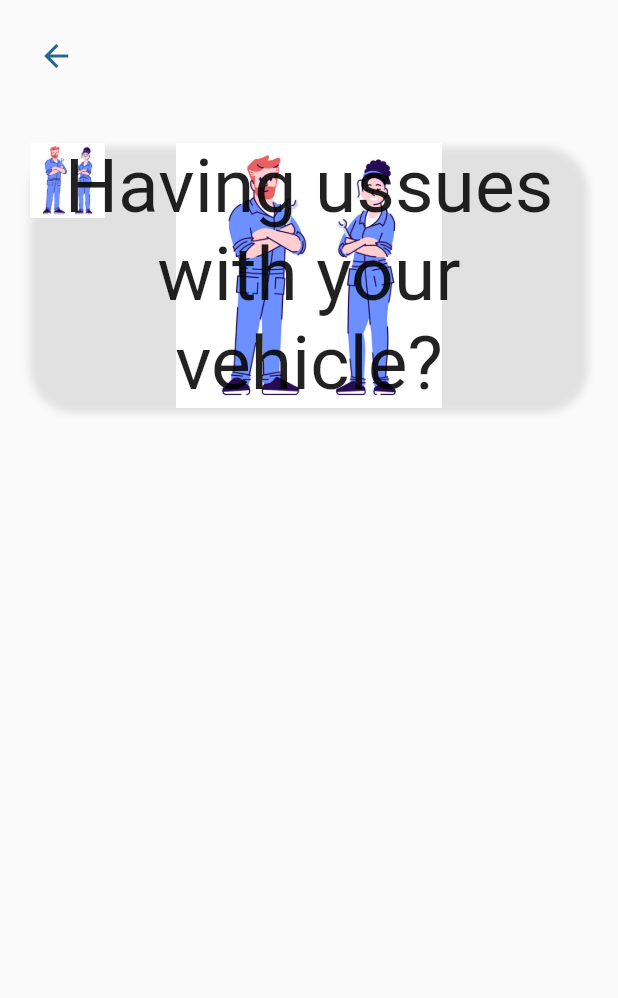
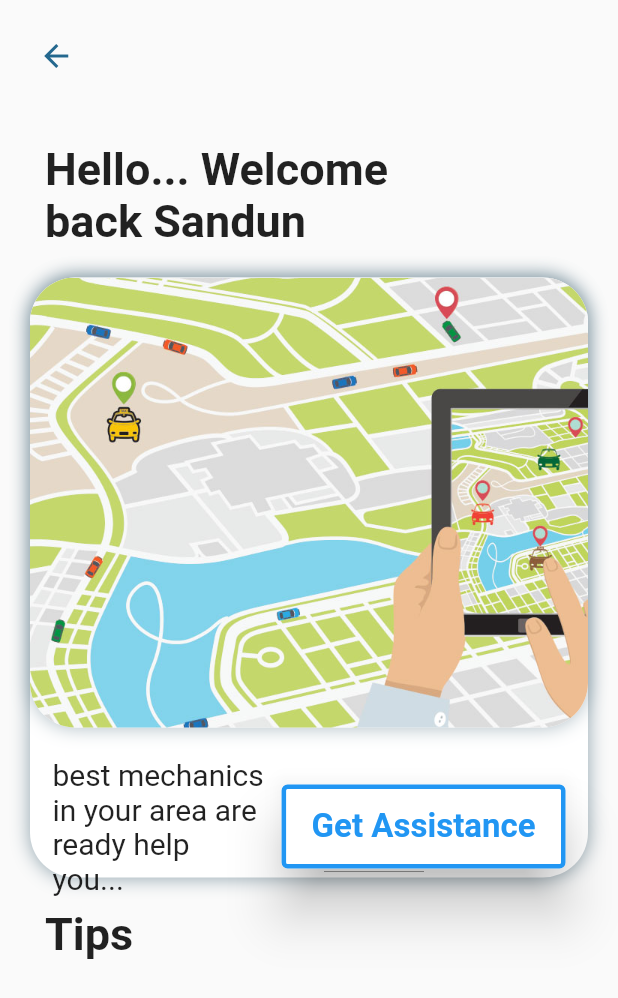
Before and after one commit to sandun-liyanage/Motor_Rescue, a Flutter app: the DriverHome screen opened by its route, on a phone screen of 412 x 824 dp. Shown: the top 998 px of the screen. Run offline on Flutter 3.47's test engine with Material 2 defaults, Android fonts, the light colour scheme and no system bars; our stand-ins replace cloud_firestore, firebase_auth, firebase_core, go_router; accounts and stored records are empty.

Commit message:
driver dashboard

```diff
--- a/lib/src/driver_dashboard/driver_home.dart
+++ b/lib/src/driver_dashboard/driver_home.dart
@@ -1,3 +1,5 @@
+// ignore_for_file: prefer_const_constructors, prefer_const_literals_to_create_immutables
+
 import 'package:flutter/material.dart';
 
 class DriverHome extends StatefulWidget {
@@ -18,39 +20,100 @@
         toolbarHeight: 75,
         leadingWidth: 75,
       ),
-      body: Material(
-        //elevation: 20,
-        //borderRadius: BorderRadius.all(Radius.circular(30)),
-        child: Padding(
+      body: Padding(
         padding: const EdgeInsets.all(20),
-          child: Container(
+        child: Column(
+          crossAxisAlignment: CrossAxisAlignment.start,
+          children: [
+            Padding(
+              padding: const EdgeInsets.symmetric(horizontal: 10),
+              child: ConstrainedBox(
+                constraints: BoxConstraints(maxWidth: 300),
+                child: Text(
+                  'Hello... Welcome back Sandun',
+                  style: TextStyle(fontSize: 30, fontWeight: FontWeight.bold),
+                ),
+              ),
+            ),
+            SizedBox(height: 20),
+            Container(
+              height: 400,
               decoration: BoxDecoration(
+                color: Colors.white,
                 borderRadius: BorderRadius.circular(30),
-              image: DecorationImage(
-                  image: AssetImage('assets/images/mechanic.png')),
                 boxShadow: [
                   BoxShadow(
-                  color: Colors.black.withOpacity(0.1),
+                    color: Colors.blueGrey.withOpacity(0.7),
 
-                  blurRadius: 4,
-                  offset: Offset(0, 3), // changes position of shadow
+                    blurRadius: 10,
+                    //offset: Offset(0, 0), // changes position of shadow
                   ),
                 ],
               ),
-            child: Stack(
-              children: const [
-                Image(
-                  image: AssetImage('assets/images/mechanic.png'),
-                  height: 50,
+              child: Column(
+                children: [
+                  Container(
+                    height: 300,
+                    width: 500,
+                    decoration: BoxDecoration(
+                      color: Colors.white,
+                      borderRadius: BorderRadius.circular(30),
+                      image: const DecorationImage(
+                          image: AssetImage('assets/images/getAssistance.jpg'),
+                          fit: BoxFit.cover),
+                      boxShadow: [
+                        BoxShadow(
+                          color: Colors.blueGrey.withOpacity(0.5),
+
+                          blurRadius: 10,
+                          //offset: Offset(0, 0), // changes position of shadow
                         ),
-                Text(
-                  'Having ussues with your vehicle?',
-                  textAlign: TextAlign.center,
-                  style: TextStyle(fontSize: 50),
+                      ],
+                    ),
+                    //child: Image(image: AssetImage('assets/images/vBreakdown.png')),
+                  ),
+                  SizedBox(height: 20),
+                  Padding(
+                    padding: const EdgeInsets.symmetric(horizontal: 15),
+                    child: Row(
+                      children: [
+                        Flexible(
+                          child: Text(
+                            'best mechanics in your area are ready help you...',
+                            style: TextStyle(fontSize: 20),
+                          ),
+                        ),
+                        SizedBox(width: 10),
+                        ElevatedButton(
+                          onPressed: () {},
+                          style: ElevatedButton.styleFrom(
+                              textStyle: TextStyle(
+                                  fontSize: 22, fontWeight: FontWeight.bold),
+                              padding: EdgeInsets.symmetric(
+                                horizontal: 20,
+                                vertical: 15,
+                              ),
+                              backgroundColor: Colors.white,
+                              foregroundColor: Colors.blue,
+                              side: BorderSide(width: 3, color: Colors.blue),
+                              elevation: 15),
+                          child: Text('Get Assistance'),
                         ),
                       ],
                     ),
                   ),
+                ],
+              ),
+            ),
+            SizedBox(height: 20),
+            Padding(
+              padding: const EdgeInsets.symmetric(horizontal: 10),
+              child: Text(
+                'Tips',
+                style: TextStyle(fontSize: 30, fontWeight: FontWeight.bold),
+              ),
+            ),
+          ],
         ),
       ),
     );
```
Also changed, not shown: assets/images/getAssistance.jpg (added). Lines whose indentation alone changed are shown as unchanged.
